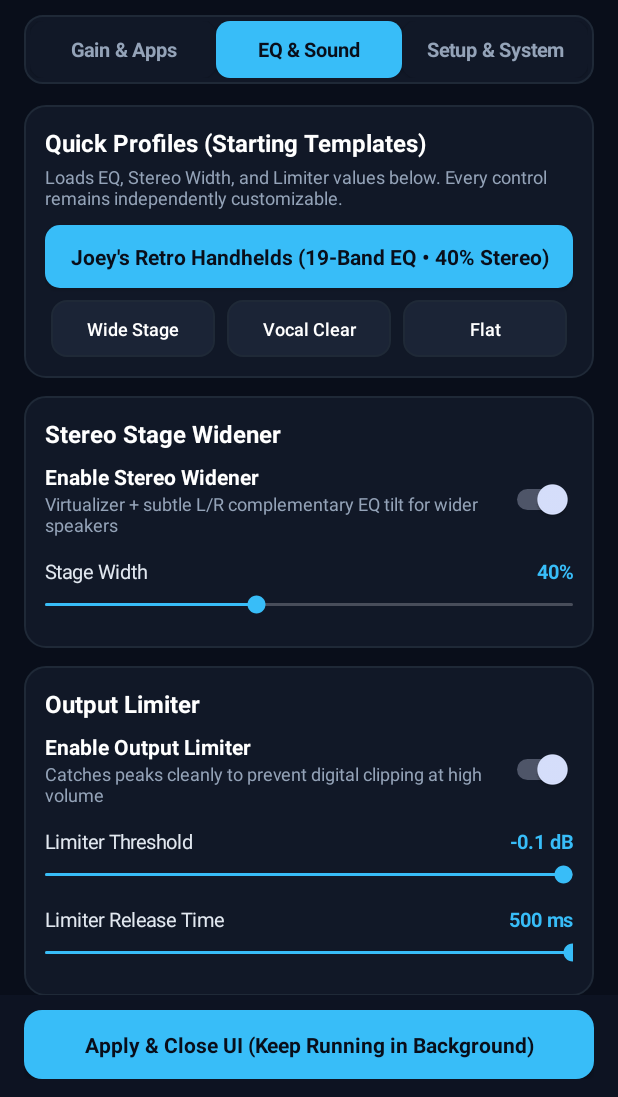
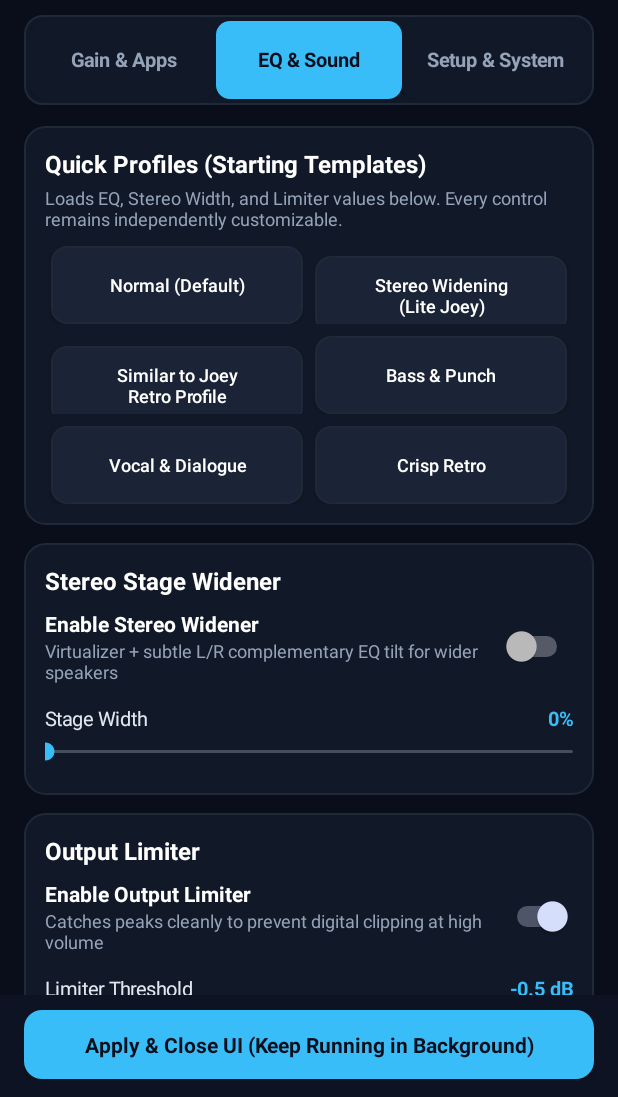
Before and after one commit to Ahmedkmo1136/Thor-Volume-Unlock, an Android app: the screen it shows after launch (MainActivity), after a tap on "EQ & Sound", on a phone screen of 412 x 824 dp, the part 139-1236 px from its top. Run offline under Robolectric (Android 15) with nearby library versions, the phone set to English and light mode, and no system bars.

Commit message:
Add files via upload

```diff
--- a/app/build.gradle
+++ b/app/build.gradle
@@ -10,8 +10,8 @@ android {
         applicationId "com.thor.audiounlocker"
         minSdk 28
         targetSdk 34
-        versionCode 10
-        versionName "7.1.0"
+        versionCode 11
+        versionName "7.2.0"
     }
 
     buildTypes {
--- a/app/src/main/java/com/thor/audiounlocker/MainActivity.java
+++ b/app/src/main/java/com/thor/audiounlocker/MainActivity.java
@@ -200,7 +200,7 @@ public final class MainActivity extends Activity {
             tb.setAllCaps(false);
             tb.setTextSize(TypedValue.COMPLEX_UNIT_SP, 13);
             tb.setTypeface(null, Typeface.BOLD);
-            LinearLayout.LayoutParams lp = new LinearLayout.LayoutParams(0, dp(38), 1f);
+            LinearLayout.LayoutParams lp = new LinearLayout.LayoutParams(0, dp(52), 1f);
             tb.setLayoutParams(lp);
             tb.setOnClickListener(v -> selectTab(idx));
             tabButtons[i] = tb;
@@ -470,29 +470,25 @@ public final class MainActivity extends Activity {
         presetSub.setPadding(0, dp(3), 0, dp(10));
         presetCard.addView(presetSub);
 
-        Button joeyBtn = new Button(this);
-        joeyBtn.setText("Joey's Retro Handhelds (19-Band EQ • 40% Stereo)");
-        joeyBtn.setAllCaps(false);
-        joeyBtn.setTextColor(Color.parseColor(BG_DARK));
-        joeyBtn.setTypeface(null, Typeface.BOLD);
-        joeyBtn.setBackground(makeRoundedBg(ACCENT, 10, null));
-        LinearLayout.LayoutParams joeyLp = new LinearLayout.LayoutParams(
-            LinearLayout.LayoutParams.MATCH_PARENT, dp(42)
-        );
-        joeyLp.bottomMargin = dp(8);
-        joeyBtn.setLayoutParams(joeyLp);
-        joeyBtn.setOnClickListener(v -> loadPresetAndRefresh(
-            Prefs.PRESET_JOEY_EQ, 16, true, 40, true, -0.1f, 500
-        ));
-        presetCard.addView(joeyBtn);
+        LinearLayout row1 = new LinearLayout(this);
+        row1.setOrientation(LinearLayout.HORIZONTAL);
+        row1.setPadding(0, 0, 0, dp(8));
+        presetCard.addView(row1);
+        addPresetBtn(row1, "Normal (Default)", Prefs.PRESET_NORMAL_EQ, 0, false, 0, true, -0.5f, 60);
+        addPresetBtn(row1, "Stereo Widening\n(Lite Joey)", Prefs.PRESET_STEREO_LITE_EQ, 1, true, 55, true, -0.3f, 250);
 
-        LinearLayout presetRow = new LinearLayout(this);
-        presetRow.setOrientation(LinearLayout.HORIZONTAL);
-        presetCard.addView(presetRow);
+        LinearLayout row2 = new LinearLayout(this);
+        row2.setOrientation(LinearLayout.HORIZONTAL);
+        row2.setPadding(0, 0, 0, dp(8));
+        presetCard.addView(row2);
+        addPresetBtn(row2, "Similar to Joey\nRetro Profile", Prefs.PRESET_SIMILAR_JOEY_EQ, 2, true, 40, true, -0.1f, 500);
+        addPresetBtn(row2, "Bass & Punch", Prefs.PRESET_BASS_PUNCH_EQ, 0, true, 35, true, -0.5f, 80);
 
-        addPresetBtn(presetRow, "Wide Stage", Prefs.PRESET_WIDE_EQ, 0, true, 70, true, -0.5f, 60);
-        addPresetBtn(presetRow, "Vocal Clear", Prefs.PRESET_VOCAL_EQ, 0, true, 45, true, -0.5f, 60);
-        addPresetBtn(presetRow, "Flat", Prefs.PRESET_FLAT_EQ, 0, false, 0, true, -0.5f, 60);
+        LinearLayout row3 = new LinearLayout(this);
+        row3.setOrientation(LinearLayout.HORIZONTAL);
+        presetCard.addView(row3);
+        addPresetBtn(row3, "Vocal & Dialogue", Prefs.PRESET_VOCAL_EQ, 0, true, 30, true, -0.5f, 60);
+        addPresetBtn(row3, "Crisp Retro", Prefs.PRESET_CRISP_RETRO_EQ, 0, true, 45, true, -0.5f, 60);
 
         // Stereo Stage Card
         LinearLayout stereoCard = makeCard(dp(12));
@@ -610,7 +606,7 @@ public final class MainActivity extends Activity {
         eqSwitch = addSwitchRow(
             eqCard,
             "Enable 19-Band Equalizer",
-            "Fine-tune 70 Hz to 16 kHz (-32.0 to +12.0 dB in 0.5 dB steps)",
+            "Fine-tune 70 Hz to 16 kHz (-12.0 to +12.0 dB in 0.5 dB steps)",
             Color.parseColor(TEXT_MUTED),
             prefs.isEqEnabled(),
             checked -> {
@@ -621,7 +617,7 @@ public final class MainActivity extends Activity {
         );
 
         makeupValueView = addSliderHeader(eqCard, "EQ Makeup Gain (Compensates Deep Cuts)", "+" + prefs.getEqMakeupDb() + " dB");
-        makeupSlider = createStyledSeekBar(20, prefs.getEqMakeupDb());
+        makeupSlider = createStyledSeekBar(12, prefs.getEqMakeupDb());
         makeupSlider.setOnSeekBarChangeListener(new SeekBar.OnSeekBarChangeListener() {
             @Override
             public void onProgressChanged(SeekBar seekBar, int progress, boolean fromUser) {
@@ -951,7 +947,7 @@ public final class MainActivity extends Activity {
         b.setTextColor(Color.WHITE);
         b.setTextSize(TypedValue.COMPLEX_UNIT_SP, 12);
         b.setBackground(makeRoundedBg(INNER_BG, 10, CARD_STROKE));
-        LinearLayout.LayoutParams lp = new LinearLayout.LayoutParams(0, dp(38), 1f);
+        LinearLayout.LayoutParams lp = new LinearLayout.LayoutParams(0, dp(52), 1f);
         lp.setMargins(dp(4), 0, dp(4), 0);
         b.setLayoutParams(lp);
         b.setOnClickListener(v -> loadPresetAndRefresh(bands, makeupDb, stereoOn, widthPct, limOn, limThresh, limRelMs));
--- a/app/src/main/java/com/thor/audiounlocker/Prefs.java
+++ b/app/src/main/java/com/thor/audiounlocker/Prefs.java
@@ -13,9 +13,9 @@ public final class Prefs {
     public static final int SAFE_MAX_DB = 10;
     public static final int EXTRA_MAX_DB = 20;
 
-    public static final float EQ_MIN_DB = -32.0f;
+    public static final float EQ_MIN_DB = -12.0f;
     public static final float EQ_MAX_DB = 12.0f;
-    public static final int EQ_SLIDER_STEPS = 88; // 0.5 dB steps from -32.0 to +12.0
+    public static final int EQ_SLIDER_STEPS = 48; // 0.5 dB steps from -12.0 to +12.0 (0 dB centered)
 
     public static final float[] EQ_FREQS_HZ = {
         70f, 110f, 120f, 200f, 300f, 444f, 600f, 700f, 850f,
@@ -27,25 +27,43 @@ public final class Prefs {
         "1.2 kHz", "1.86 kHz", "2.8 kHz", "3.8 kHz", "5 kHz", "7 kHz", "9.05 kHz", "11 kHz", "12 kHz", "16 kHz"
     };
 
-    // Preset templates (selecting a preset copies its values into the independent settings below)
-    public static final float[] PRESET_JOEY_EQ = {
-        -32.0f, -4.5f, -4.0f, -4.0f, -5.0f, -9.0f, -13.5f, -17.0f, -17.0f,
-        -18.5f, -20.0f, -19.5f, -21.5f, -13.0f, -6.0f, -0.5f, 0.5f, -0.5f, -3.0f
-    };
-    public static final float[] PRESET_WIDE_EQ = {
-        -6.0f, -2.0f, -1.0f, 0.5f, 1.0f, 1.0f, 1.5f, 2.0f, 2.0f,
-        2.5f, 2.5f, 3.0f, 3.0f, 2.5f, 2.5f, 2.5f, 3.0f, 2.5f, 1.5f
-    };
-    public static final float[] PRESET_VOCAL_EQ = {
-        -8.0f, -3.0f, -2.0f, 0.0f, 0.5f, 1.5f, 2.5f, 3.5f, 4.0f,
-        4.0f, 3.5f, 3.0f, 2.5f, 1.5f, 1.0f, 0.5f, 0.5f, 0.0f, -1.0f
-    };
-    public static final float[] PRESET_FLAT_EQ = {
+    // 1. Normal (Flat) - Default
+    public static final float[] PRESET_NORMAL_EQ = {
         0f, 0f, 0f, 0f, 0f, 0f, 0f, 0f, 0f,
         0f, 0f, 0f, 0f, 0f, 0f, 0f, 0f, 0f, 0f
     };
 
-    private static final String NAME = "thor_boost_prefs_v71";
+    // 2. Similar to Joey Retro Profile (re-scaled cleanly for Android IIR EQ without crushing sound)
+    public static final float[] PRESET_SIMILAR_JOEY_EQ = {
+        -8.0f, 2.5f, 3.0f, 3.0f, 2.0f, 0.0f, -2.0f, -3.5f, -3.5f,
+        -4.5f, -5.0f, -4.5f, -5.5f, -2.0f, 1.0f, 3.5f, 4.5f, 3.5f, 2.0f
+    };
+
+    // 3. Stereo Widening (Lite Joey) - lighter tonal touch focused on open stereo stage
+    public static final float[] PRESET_STEREO_LITE_EQ = {
+        -4.0f, 1.5f, 1.5f, 1.5f, 1.0f, 0.0f, -1.0f, -1.5f, -1.5f,
+        -2.0f, -2.0f, -1.5f, -2.0f, -0.5f, 1.0f, 2.5f, 3.0f, 2.5f, 1.5f
+    };
+
+    // 4. Bass & Punch (warm handheld low-end without sub-bass rattle)
+    public static final float[] PRESET_BASS_PUNCH_EQ = {
+        -4.0f, 4.0f, 4.5f, 4.0f, 2.5f, 1.0f, 0.0f, -0.5f, -0.5f,
+        0.0f, 0.5f, 1.0f, 1.5f, 1.5f, 2.0f, 2.0f, 2.0f, 1.5f, 1.0f
+    };
+
+    // 5. Vocal & Dialogue (brings speech & RPG narration forward)
+    public static final float[] PRESET_VOCAL_EQ = {
+        -5.0f, -2.0f, -1.5f, -0.5f, 0.5f, 1.5f, 2.5f, 3.5f, 4.0f,
+        4.5f, 4.0f, 3.5f, 2.5f, 1.5f, 1.0f, 0.5f, 0.5f, 0.0f, -0.5f
+    };
+
+    // 6. Crisp Retro (clean clarity for retro & indie games)
+    public static final float[] PRESET_CRISP_RETRO_EQ = {
+        -3.0f, 2.0f, 2.0f, 1.5f, 1.0f, 0.5f, 0.0f, 0.0f, 0.5f,
+        1.0f, 1.5f, 2.0f, 2.5f, 3.0f, 3.5f, 3.5f, 4.0f, 3.0f, 2.0f
+    };
+
+    private static final String NAME = "thor_boost_prefs_v72";
     private static final String KEY_PER_APP_PKGS = "per_app_packages";
     private final SharedPreferences sp;
 
@@ -86,7 +104,7 @@ public final class Prefs {
     }
 
     public int getGainDb() {
-        int val = sp.getInt("gain_db", 8);
+        int val = sp.getInt("gain_db", 6);
         return Math.max(0, Math.min(getCurrentMaxDb(), val));
     }
 
@@ -148,7 +166,7 @@ public final class Prefs {
         return sp.getString("per_app_label_" + pkg, pkg);
     }
 
-    // --- Independent 19-Band Equalizer Settings ---
+    // --- Independent 19-Band Equalizer Settings (Default: Normal / Flat) ---
     public boolean isEqEnabled() {
         return sp.getBoolean("eq_enabled", true);
     }
@@ -158,18 +176,18 @@ public final class Prefs {
     }
 
     public int getEqMakeupDb() {
-        int val = sp.getInt("eq_makeup_db", 16);
-        return Math.max(0, Math.min(20, val));
+        int val = sp.getInt("eq_makeup_db", 0);
+        return Math.max(0, Math.min(12, val));
     }
 
     public void setEqMakeupDb(int db) {
-        int clamped = Math.max(0, Math.min(20, db));
+        int clamped = Math.max(0, Math.min(12, db));
         sp.edit().putInt("eq_makeup_db", clamped).apply();
     }
 
     public float getEqBandDb(int index) {
         if (index < 0 || index >= EQ_FREQS_HZ.length) return 0f;
-        float val = sp.getFloat("eq19_band_" + index, PRESET_JOEY_EQ[index]);
+        float val = sp.getFloat("eq19_band_" + index, PRESET_NORMAL_EQ[index]);
         return Math.max(EQ_MIN_DB, Math.min(EQ_MAX_DB, val));
     }
 
@@ -181,7 +199,7 @@ public final class Prefs {
 
     // --- Independent Stereo Widener Settings ---
     public boolean isStereoWideEnabled() {
-        return sp.getBoolean("stereo_wide_enabled", true);
+        return sp.getBoolean("stereo_wide_enabled", false);
     }
 
     public void setStereoWideEnabled(boolean v) {
@@ -189,7 +207,7 @@ public final class Prefs {
     }
 
     public int getStageWidthPercent() {
-        int v = sp.getInt("stage_width_pct", 40);
+        int v = sp.getInt("stage_width_pct", 0);
         return Math.max(0, Math.min(100, v));
     }
 
@@ -208,7 +226,7 @@ public final class Prefs {
     }
 
     public float getLimiterThresholdDb() {
-        float val = sp.getFloat("limiter_threshold_db", -0.1f);
+        float val = sp.getFloat("limiter_threshold_db", -0.5f);
         return Math.max(-6.0f, Math.min(0.0f, val));
     }
 
@@ -218,7 +236,7 @@ public final class Prefs {
     }
 
     public int getLimiterReleaseMs() {
-        int val = sp.getInt("limiter_release_ms", 500);
+        int val = sp.getInt("limiter_release_ms", 60);
         return Math.max(10, Math.min(500, val));
     }
 
@@ -227,7 +245,6 @@ public final class Prefs {
         sp.edit().putInt("limiter_release_ms", clamped).apply();
     }
 
-    // Apply a preset template into all independent settings
     public void applyPresetTemplate(
         float[] eqBands,
         int makeupDb,
@@ -239,7 +256,7 @@ public final class Prefs {
     ) {
         SharedPreferences.Editor ed = sp.edit();
         ed.putBoolean("eq_enabled", true);
-        ed.putInt("eq_makeup_db", Math.max(0, Math.min(20, makeupDb)));
+        ed.putInt("eq_makeup_db", Math.max(0, Math.min(12, makeupDb)));
         for (int i = 0; i < EQ_FREQS_HZ.length && i < eqBands.length; i++) {
             ed.putFloat("eq19_band_" + i, Math.max(EQ_MIN_DB, Math.min(EQ_MAX_DB, eqBands[i])));
         }
```
Also changed, not shown: 1 other file.
